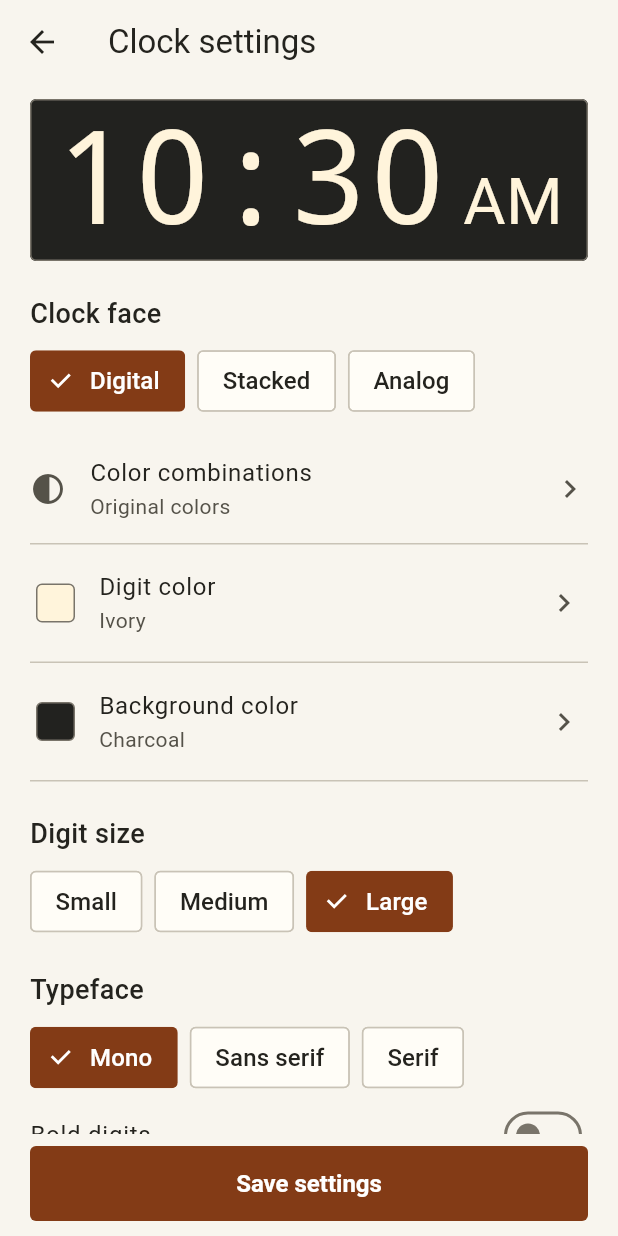
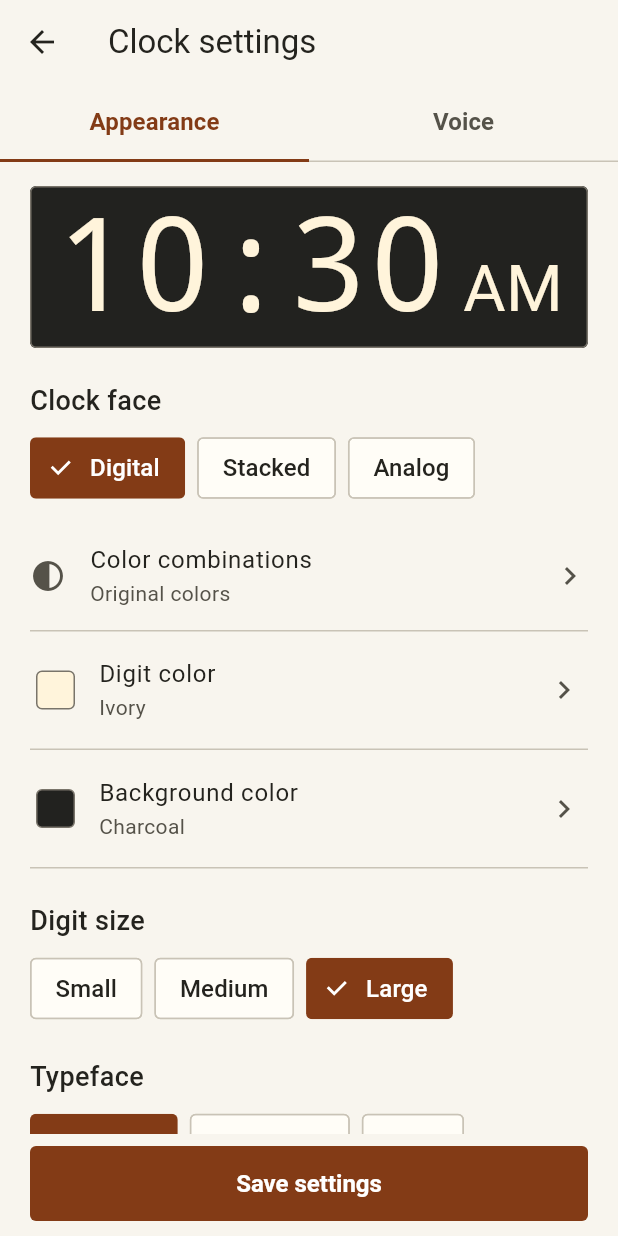
Before and after one commit to byfb/hear-clock-app, a Flutter app: the screen it shows after launch, after a tap on "Settings", on a phone screen of 412 x 824 dp. Run offline on Flutter 3.47's test engine with Material 3 defaults, Android fonts, the phone set to English and light mode, and no system bars.

Commit message:
feat(settings): give appearance and voice their own tabs

```diff
--- a/lib/settings_screen.dart
+++ b/lib/settings_screen.dart
@@ -232,38 +232,24 @@ class _SettingsScreenState extends State<SettingsScreen> {
     }
   }
 
-  @override
-  Widget build(BuildContext context) => Scaffold(
-    appBar: ClockTheme.settingsBar(context, 'Clock settings'),
-    body: SafeArea(
-      top: false,
-      child: Center(
-        child: ConstrainedBox(
-          constraints: const BoxConstraints(maxWidth: 640),
-          child: ListView(
-            padding: const EdgeInsets.fromLTRB(20, 10, 20, 24),
+  Widget _appearance() => ListView(
+    key: const PageStorageKey('appearance'),
+    padding: const EdgeInsets.fromLTRB(20, 16, 20, 24),
     children: [
-              ClockFace(
-                compact: true,
-                settings: _draft,
-                platform: widget.platform,
-              ),
+      ClockFace(compact: true, settings: _draft, platform: widget.platform),
       _Choices<FaceVariant>(
         label: 'Clock face',
         values: FaceVariant.values,
         selected: _draft.variant,
         name: (v) => v.label,
-                onChange: (v) =>
-                    setState(() => _draft = _draft.copyWith(variant: v)),
+        onChange: (v) => setState(() => _draft = _draft.copyWith(variant: v)),
       ),
       const SizedBox(height: 12),
       ListTile(
         contentPadding: EdgeInsets.zero,
         leading: const Icon(Icons.contrast),
         title: const Text('Color combinations'),
-                subtitle: Text(
-                  ClockPalette.current(_draft)?.label ?? 'Custom colors',
-                ),
+        subtitle: Text(ClockPalette.current(_draft)?.label ?? 'Custom colors'),
         trailing: const Icon(Icons.chevron_right),
         onTap: _pickPalette,
       ),
@@ -279,17 +265,47 @@ class _SettingsScreenState extends State<SettingsScreen> {
         values: ClockFormat.values,
         selected: _draft.format,
         name: (v) => v.label,
-                onChange: (v) =>
-                    setState(() => _draft = _draft.copyWith(format: v)),
+        onChange: (v) => setState(() => _draft = _draft.copyWith(format: v)),
       ),
       const Divider(height: 24),
+      Align(
+        alignment: AlignmentDirectional.centerStart,
+        child: TextButton(
+          onPressed: () => setState(() => _draft = const ClockSettings()),
+          child: const Text('Restore all defaults'),
+        ),
+      ),
+    ],
+  );
+
+  Future<void> _testVoice() async {
+    try {
+      await widget.platform.speak(_draft);
+    } on PlatformException catch (error) {
+      if (!mounted) return;
+      ScaffoldMessenger.of(context).showSnackBar(
+        SnackBar(
+          content: Text(
+            error.message ?? 'Check your Android text-to-speech voice.',
+          ),
+        ),
+      );
+    }
+  }
+
+  Widget _voice() => ListView(
+    key: const PageStorageKey('voice'),
+    padding: const EdgeInsets.fromLTRB(20, 16, 20, 24),
+    children: [
       ListTile(
         title: const Text('Speech language'),
         subtitle: Text(_draft.language.label),
-                contentPadding: EdgeInsets.zero,
+        contentPadding: const EdgeInsets.symmetric(vertical: 8),
         trailing: const Icon(Icons.chevron_right),
         onTap: _pickLanguage,
       ),
+      const Divider(height: 1),
+      const SizedBox(height: 24),
       _PercentageSlider(
         label: 'Speech speed',
         value: _draft.speechRate,
@@ -301,38 +317,48 @@ class _SettingsScreenState extends State<SettingsScreen> {
       ),
       Align(
         alignment: AlignmentDirectional.centerStart,
-                child: TextButton.icon(
+        child: OutlinedButton.icon(
           icon: const Icon(Icons.volume_up_outlined),
           label: const Text('Test voice'),
-                  onPressed: () async {
-                    try {
-                      await widget.platform.speak(_draft);
-                    } on PlatformException catch (error) {
-                      if (context.mounted) {
-                        ScaffoldMessenger.of(context).showSnackBar(
-                          SnackBar(
-                            content: Text(
-                              error.message ??
-                                  'Check your Android text-to-speech voice.',
-                            ),
-                          ),
-                        );
-                      }
-                    }
-                  },
-                ),
-              ),
-              const SizedBox(height: 10),
-              Align(
-                alignment: AlignmentDirectional.centerStart,
-                child: TextButton(
-                  onPressed: () =>
-                      setState(() => _draft = const ClockSettings()),
-                  child: const Text('Restore defaults'),
+          onPressed: _testVoice,
         ),
       ),
     ],
+  );
+
+  @override
+  Widget build(BuildContext context) {
+    final tabHeight = (MediaQuery.textScalerOf(context).scale(16) * 1.6 + 14)
+        .clamp(50.0, double.infinity);
+    return DefaultTabController(
+      length: 2,
+      child: Scaffold(
+        appBar: ClockTheme.settingsBar(
+          context,
+          'Clock settings',
+          bottom: TabBar(
+            labelPadding: const EdgeInsets.symmetric(horizontal: 4),
+            labelStyle: const TextStyle(
+              fontSize: 16,
+              fontWeight: FontWeight.w600,
             ),
+            indicatorSize: TabBarIndicatorSize.tab,
+            labelColor: Theme.of(context).colorScheme.primary,
+            unselectedLabelColor: Theme.of(context)
+                .colorScheme
+                .onSurfaceVariant,
+            tabs: [
+              Tab(height: tabHeight, text: 'Appearance'),
+              Tab(height: tabHeight, text: 'Voice'),
+            ],
+          ),
+        ),
+        body: SafeArea(
+          top: false,
+          child: Center(
+            child: ConstrainedBox(
+              constraints: const BoxConstraints(maxWidth: 640),
+              child: TabBarView(children: [_appearance(), _voice()]),
             ),
           ),
         ),
@@ -341,7 +367,9 @@ class _SettingsScreenState extends State<SettingsScreen> {
           onTap: _saving ? null : _save,
           error: _error,
         ),
+      ),
     );
+  }
 }
 
 class _PercentageSlider extends StatelessWidget {
```
Also changed, not shown: 2 other files. Lines whose indentation alone changed are shown as unchanged.
